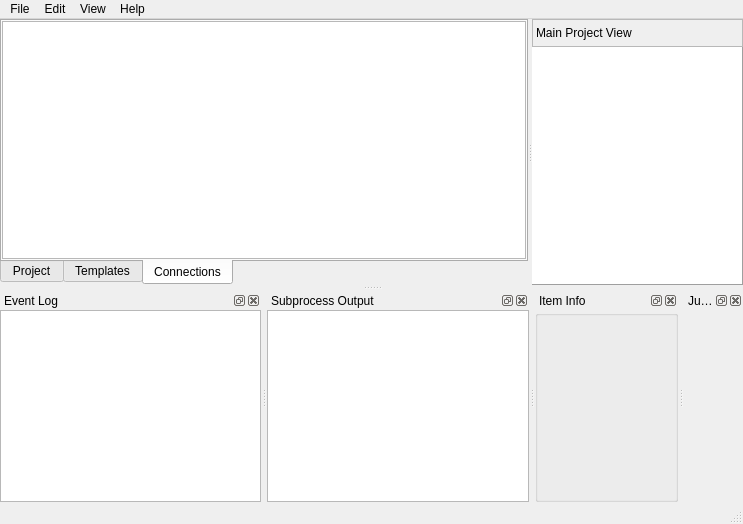
This is spinetoolbox/ui/mainwindow.ui in spine-tools/Spine-Toolbox as Qt 5 draws it before an edit. The edited form follows.
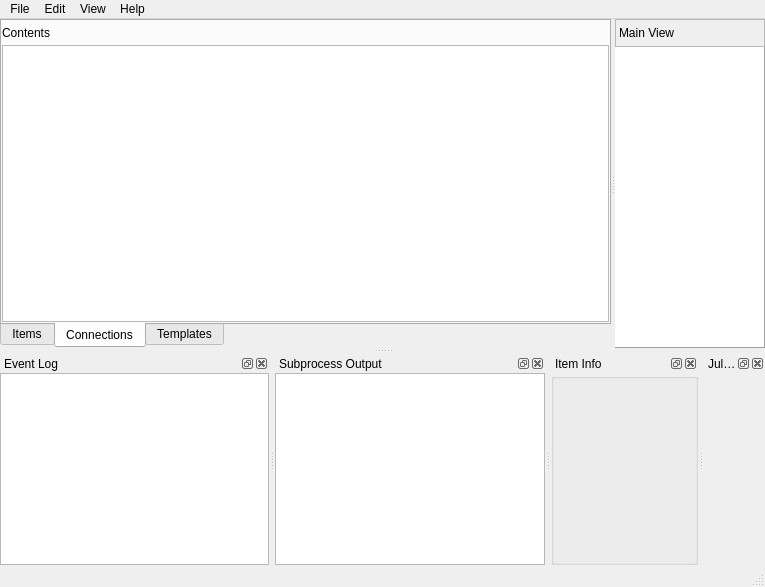
This is the edited form. The open tabs and pages were chosen to show the change. Icons and pictures are not drawn. Custom widgets are drawn as their Qt base class.

Commit message: A bit of renaming in the UI, to accommodate things for the upcoming tutorial.

```diff
--- a/spinetoolbox/ui/mainwindow.ui
+++ b/spinetoolbox/ui/mainwindow.ui
@@ -26,8 +26,8 @@
    <rect>
     <x>0</x>
     <y>0</y>
-    <width>743</width>
-    <height>524</height>
+    <width>765</width>
+    <height>587</height>
    </rect>
   </property>
   <property name="windowTitle">
@@ -76,7 +76,7 @@
        </property>
        <widget class="QWidget" name="tab_project">
         <attribute name="title">
-         <string>Project</string>
+         <string>Items</string>
         </attribute>
         <layout class="QVBoxLayout" name="verticalLayout_2">
          <property name="spacing">
@@ -112,6 +112,72 @@
          </item>
         </layout>
        </widget>
+       <widget class="QWidget" name="tab_connections">
+        <attribute name="title">
+         <string>Connections</string>
+        </attribute>
+        <layout class="QVBoxLayout" name="verticalLayout_7" stretch="0,0">
+         <property name="spacing">
+          <number>0</number>
+         </property>
+         <property name="leftMargin">
+          <number>0</number>
+         </property>
+         <property name="topMargin">
+          <number>0</number>
+         </property>
+         <property name="rightMargin">
+          <number>0</number>
+         </property>
+         <property name="bottomMargin">
+          <number>0</number>
+         </property>
+         <item>
+          <widget class="QLabel" name="label_4">
+           <property name="minimumSize">
+            <size>
+             <width>0</width>
+             <height>24</height>
+            </size>
+           </property>
+           <property name="maximumSize">
+            <size>
+             <width>16777215</width>
+             <height>24</height>
+            </size>
+           </property>
+           <property name="text">
+            <string>Contents</string>
+           </property>
+          </widget>
+         </item>
+         <item>
+          <widget class="QTableView" name="tableView_connections">
+           <property name="verticalScrollMode">
+            <enum>QAbstractItemView::ScrollPerPixel</enum>
+           </property>
+           <property name="horizontalScrollMode">
+            <enum>QAbstractItemView::ScrollPerPixel</enum>
+           </property>
+           <property name="cornerButtonEnabled">
+            <bool>false</bool>
+           </property>
+           <attribute name="horizontalHeaderHighlightSections">
+            <bool>false</bool>
+           </attribute>
+           <attribute name="horizontalHeaderMinimumSectionSize">
+            <number>35</number>
+           </attribute>
+           <attribute name="horizontalHeaderStretchLastSection">
+            <bool>false</bool>
+           </attribute>
+           <attribute name="verticalHeaderHighlightSections">
+            <bool>false</bool>
+           </attribute>
+          </widget>
+         </item>
+        </layout>
+       </widget>
        <widget class="QWidget" name="tab_tool_templates">
         <attribute name="title">
          <string>Templates</string>
@@ -263,55 +329,8 @@
          </item>
         </layout>
        </widget>
-       <widget class="QWidget" name="tab_connections">
-        <attribute name="title">
-         <string>Connections</string>
-        </attribute>
-        <layout class="QVBoxLayout" name="verticalLayout_7" stretch="0">
-         <property name="spacing">
-          <number>0</number>
-         </property>
-         <property name="leftMargin">
-          <number>0</number>
-         </property>
-         <property name="topMargin">
-          <number>0</number>
-         </property>
-         <property name="rightMargin">
-          <number>0</number>
-         </property>
-         <property name="bottomMargin">
-          <number>0</number>
-         </property>
-         <item>
-          <widget class="QTableView" name="tableView_connections">
-           <property name="verticalScrollMode">
-            <enum>QAbstractItemView::ScrollPerPixel</enum>
-           </property>
-           <property name="horizontalScrollMode">
-            <enum>QAbstractItemView::ScrollPerPixel</enum>
-           </property>
-           <property name="cornerButtonEnabled">
-            <bool>false</bool>
-           </property>
-           <attribute name="horizontalHeaderHighlightSections">
-            <bool>false</bool>
-           </attribute>
-           <attribute name="horizontalHeaderMinimumSectionSize">
-            <number>35</number>
-           </attribute>
-           <attribute name="horizontalHeaderStretchLastSection">
-            <bool>false</bool>
-           </attribute>
-           <attribute name="verticalHeaderHighlightSections">
-            <bool>false</bool>
-           </attribute>
-          </widget>
-         </item>
-        </layout>
-       </widget>
       </widget>
-      <widget class="QWidget" name="">
+      <widget class="QWidget" name="layoutWidget">
        <layout class="QVBoxLayout" name="verticalLayout_4">
         <property name="spacing">
          <number>0</number>
@@ -331,7 +350,7 @@
            <enum>QFrame::Raised</enum>
           </property>
           <property name="text">
-           <string>Main Project View</string>
+           <string>Main View</string>
           </property>
          </widget>
         </item>
@@ -377,7 +396,7 @@
     <rect>
      <x>0</x>
      <y>0</y>
-     <width>743</width>
+     <width>765</width>
      <height>25</height>
     </rect>
    </property>
```
Left out of the diff: 36 changed lines with no effect on the pictures. The commit also changes 4 other files.
